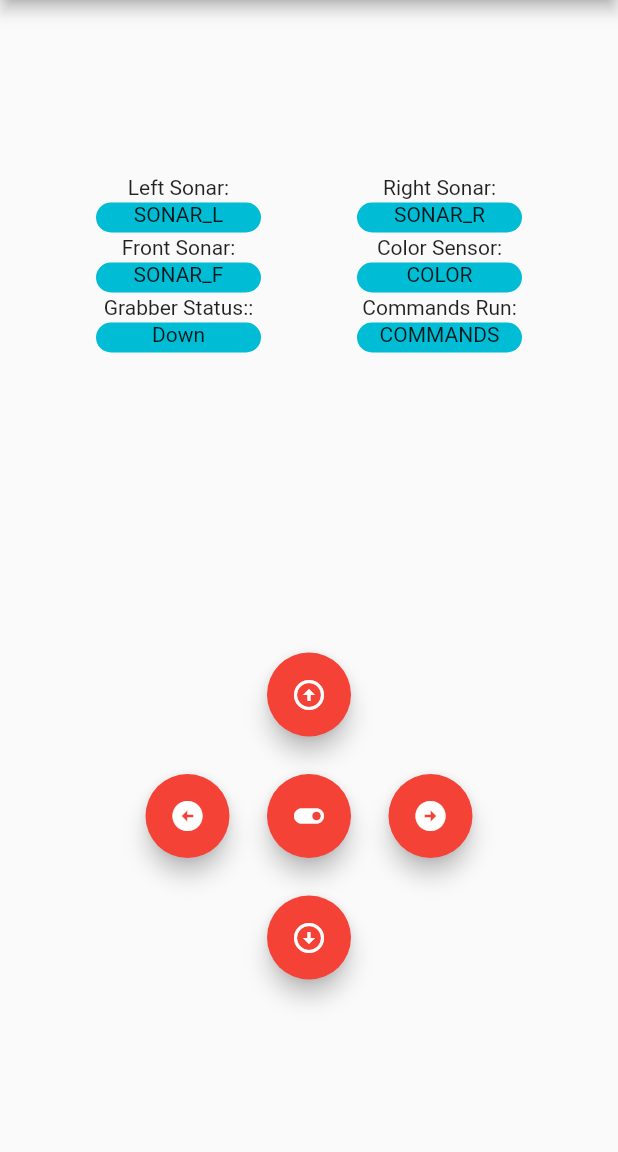
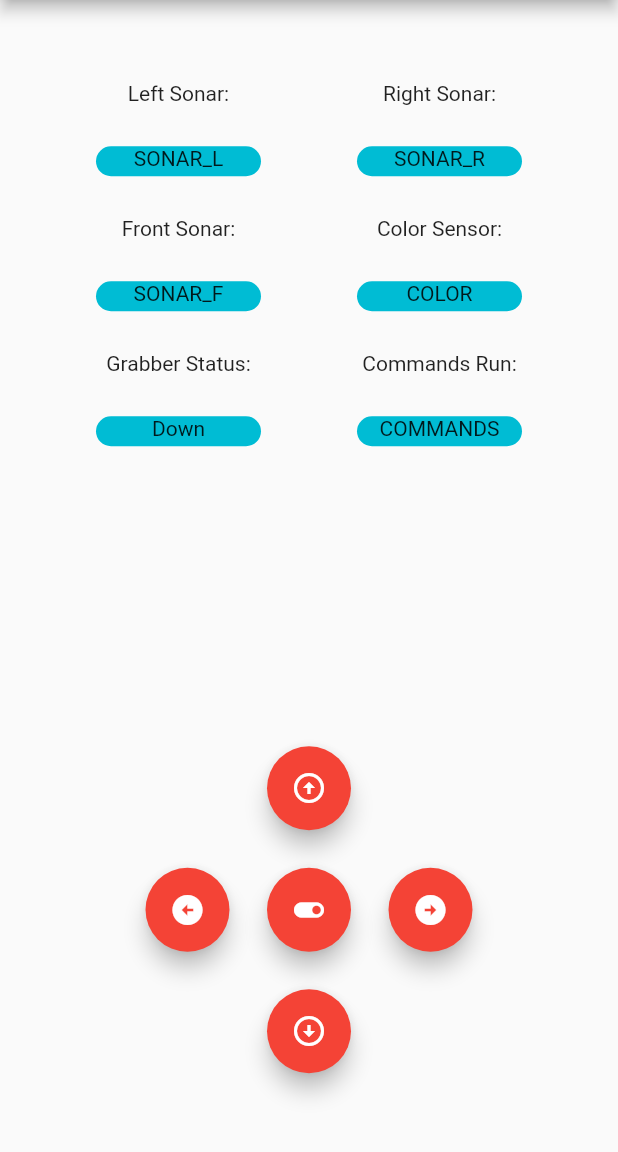
Before and after one commit to G-hop7/Robot-Controller, a Flutter app: the screen it shows after launch, on a phone screen of 412 x 824 dp, the part 84-1236 px from its top. Run offline on Flutter 3.47's test engine with Material 2 defaults, Android fonts, the phone set to English and light mode, and no system bars; missing offline and left inert: network_info_plus.

Commit message:
Spacing updates

```diff
--- a/main/clickme/lib/main.dart
+++ b/main/clickme/lib/main.dart
@@ -177,6 +177,9 @@ class _MyHomePageState extends State<MyHomePage> {
                   child: const Text("Right Sonar:"),
                 ),
               ]),
+              Container(
+                  width: 25,
+                  height: 25),
               Row(mainAxisAlignment: MainAxisAlignment.spaceEvenly, children: [
                 Container(
                   width: 110,
@@ -201,6 +204,9 @@ class _MyHomePageState extends State<MyHomePage> {
                       ),
                 ),
               ]),
+              Container(
+                  width: 25,
+                  height: 25),
               Row(mainAxisAlignment: MainAxisAlignment.spaceEvenly, children: [
                 Container(
                   width: 110,
@@ -221,6 +227,9 @@ class _MyHomePageState extends State<MyHomePage> {
                   child: const Text("Color Sensor:"),
                 ),
               ]),
+              Container(
+                  width: 25,
+                  height: 25),
               Row(mainAxisAlignment: MainAxisAlignment.spaceEvenly, children: [
                 Container(
                   width: 110,
@@ -245,6 +254,9 @@ class _MyHomePageState extends State<MyHomePage> {
                       ),
                 ),
               ]),
+              Container(
+                  width: 25,
+                  height: 25),
               Row(mainAxisAlignment: MainAxisAlignment.spaceEvenly, children: [
                 Container(
                   width: 110,
@@ -253,7 +265,7 @@ class _MyHomePageState extends State<MyHomePage> {
                     borderRadius: BorderRadius.circular(20),
                   ),
                   alignment: Alignment.center,
-                  child: const Text("Grabber Status::"),
+                  child: const Text("Grabber Status:"),
                 ),
                 Container(
                   width: 110,
@@ -265,6 +277,9 @@ class _MyHomePageState extends State<MyHomePage> {
                   child: const Text("Commands Run:"),
                 ),
               ]),
+              Container(
+                  width: 25,
+                  height: 25),
               Row(mainAxisAlignment: MainAxisAlignment.spaceEvenly, children: [
                 Container(
                   width: 110,
@@ -290,7 +305,7 @@ class _MyHomePageState extends State<MyHomePage> {
                       ),]),
               Container(
                   width: 300,
-                  height: 200,),
+                  height: 200),
               FloatingActionButton(
                 onPressed: goforward,
                 tooltip: 'Go_Forward',
@@ -298,7 +313,7 @@ class _MyHomePageState extends State<MyHomePage> {
                 ),
                 Container(
                   width: 25,
-                  height: 25,),
+                  height: 25),
               Row(
                 mainAxisAlignment: MainAxisAlignment.center, children: [
                   FloatingActionButton(
@@ -308,7 +323,7 @@ class _MyHomePageState extends State<MyHomePage> {
                   ),
                   Container(
                   width: 25,
-                  height: 25,),
+                  height: 25),
                   FloatingActionButton(
                     onPressed: togglegrabber,
                     tooltip: 'Toggle_Grabber',
@@ -316,7 +331,7 @@ class _MyHomePageState extends State<MyHomePage> {
                   ),
                   Container(
                   width: 25,
-                  height: 25,),
+                  height: 25),
                   FloatingActionButton(
                     onPressed: rightturn,
                     tooltip: 'Turn_Right',
@@ -324,7 +339,7 @@ class _MyHomePageState extends State<MyHomePage> {
                     )]),
               Container(
                 width: 25,
-                height: 25,),
+                height: 25),
               FloatingActionButton(
                 onPressed: gobackward,
                 tooltip: 'Go_Backward',
```
